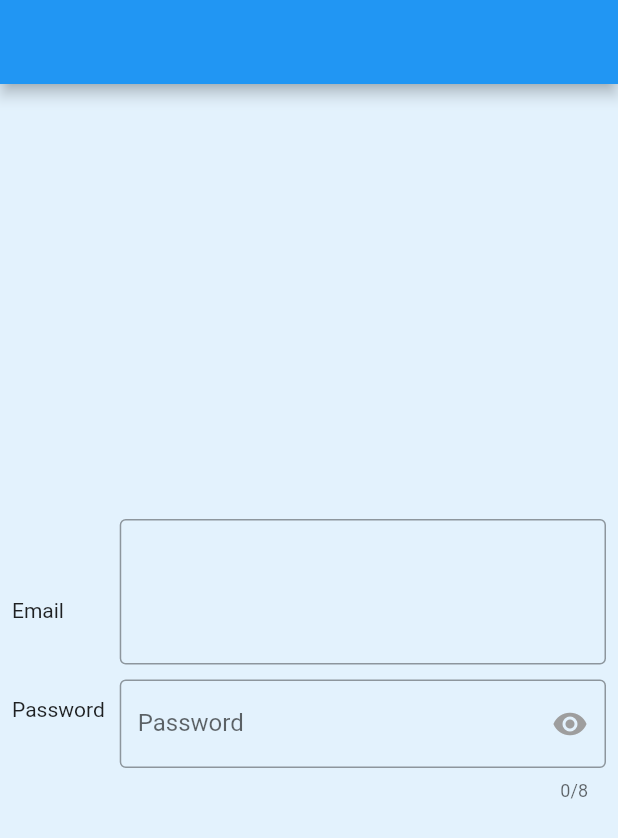
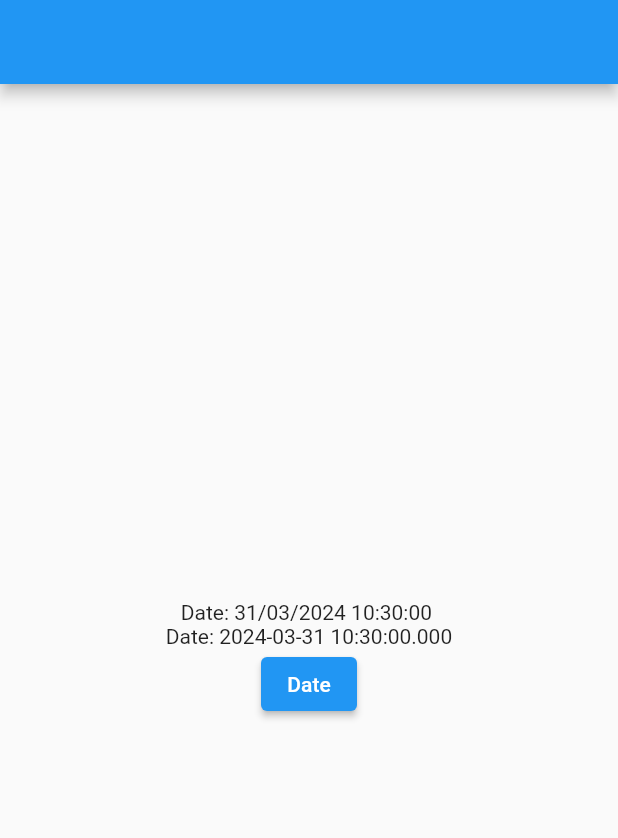
Before and after one commit to devatulparmar/batch7pm, a Flutter app: the screen it shows after launch, on a phone screen of 412 x 824 dp. Shown: the top 838 px of the screen. Run offline on Flutter 3.47's test engine with Material 2 defaults, Android fonts, the phone set to English and light mode, and no system bars.

Commit message:
date picker

```diff
--- /dev/null
+++ b/lib/date_pick/date.dart
@@ -0,0 +1,52 @@
+import 'package:flutter/material.dart';
+import 'package:intl/intl.dart';
+
+class DatePickScreen extends StatefulWidget {
+  const DatePickScreen({super.key});
+
+  @override
+  State<DatePickScreen> createState() => _DatePickScreenState();
+}
+
+class _DatePickScreenState extends State<DatePickScreen> {
+
+  DateTime currentDate = DateTime.now();
+
+  void showDate() async {
+    var now = DateTime.now();
+    DateTime? pickedDate = await showDatePicker(
+      context: context,
+      initialDate: DateTime.now(),
+      firstDate: DateTime.now(),
+      lastDate: DateTime(now.year, now.month, now.day + 15),
+    );
+    setState(() {
+      currentDate = pickedDate!;
+    });
+  }
+
+  @override
+  Widget build(BuildContext context) {
+    return Scaffold(
+      appBar: AppBar(),
+      body: Column(
+        crossAxisAlignment: CrossAxisAlignment.center,
+        mainAxisAlignment: MainAxisAlignment.center,
+        children: [
+          Row(
+            mainAxisAlignment: MainAxisAlignment.center,
+            children: [
+              Text('Date: ${DateFormat('dd/MM/yyyy HH:mm:ss Z').format(DateTime.now())}'),
+            ],
+          ),
+
+          Text('Date: ${currentDate.toLocal()}'),
+          ElevatedButton(
+            onPressed: () => showDate(),
+            child: const Text('Date'),
+          ),
+        ],
+      ),
+    );
+  }
+}
--- a/lib/main.dart
+++ b/lib/main.dart
@@ -1,4 +1,5 @@
 import 'package:batch7pm/%20RadioButtonExample/radio_button_example.dart';
+import 'package:batch7pm/date_pick/date.dart';
 import 'package:batch7pm/stack_example/stack_screen.dart';
 import 'package:flutter/material.dart';
 
@@ -17,7 +18,7 @@ class MyApp extends StatelessWidget {
       theme: ThemeData(
         primarySwatch: Colors.blue,
       ),
-      home: const LoginScreenWithStack(),
+      home: const DatePickScreen(),
     );
   }
 }
--- a/lib/stack_example/stack_screen.dart
+++ b/lib/stack_example/stack_screen.dart
@@ -40,7 +40,7 @@ class _LoginScreenWithStackState extends State<LoginScreenWithStack> {
           Container(
             height: MediaQuery.of(context).size.height,
             width: MediaQuery.of(context).size.width,
-            color: Colors.blue.shade50,
+            color: Colors.blue,
           ),
           Column(
             mainAxisAlignment: MainAxisAlignment.center,
--- a/pubspec.yaml
+++ b/pubspec.yaml
@@ -35,6 +35,7 @@ dependencies:
   # The following adds the Cupertino Icons font to your application.
   # Use with the CupertinoIcons class for iOS style icons.
   cupertino_icons: ^1.0.2
+  intl: ^0.18.1
 
 
 dev_dependencies:
```
Also changed, not shown: pubspec.lock, 1 other file.
